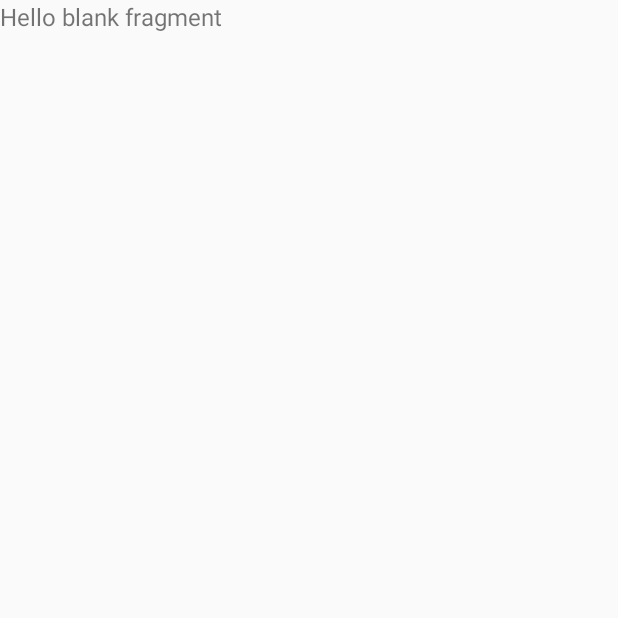
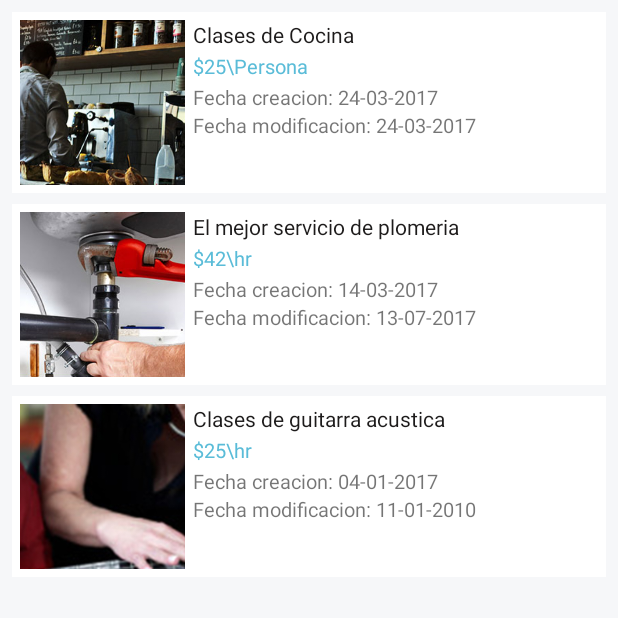
Before and after one commit to NgChiseng/TimePieceApp, an Android app: the fragment ServicesPublicationFragment shown on its own in the app's theme, on a phone screen of 412 x 824 dp, the top half of it. Run offline under Robolectric (Android 15) with nearby library versions, the phone set to English and light mode, and no system bars.

Commit message:
TPA-01 #comment Finished PublicationFragment without item detail.

```diff
--- a/app/src/main/java/com/idbc/ngchiseng/timepieceapp/PublicationFragment.java
+++ b/app/src/main/java/com/idbc/ngchiseng/timepieceapp/PublicationFragment.java
@@ -53,7 +53,7 @@ public class PublicationFragment extends Fragment {
         TabLayout tabLayout = (TabLayout) publicationsView.findViewById(R.id.tabs);
         tabLayout.setupWithViewPager(mViewPager);
 
-        FloatingActionButton fab = (FloatingActionButton) publicationsView.findViewById(R.id.fab);
+        FloatingActionButton fab = (FloatingActionButton) publicationsView.findViewById(R.id.publications_fab);
         fab.setOnClickListener(new View.OnClickListener() {
             @Override
             public void onClick(View view) {
--- a/app/src/main/java/com/idbc/ngchiseng/timepieceapp/ServicesPublicationFragment.java
+++ b/app/src/main/java/com/idbc/ngchiseng/timepieceapp/ServicesPublicationFragment.java
@@ -6,60 +6,76 @@ import android.support.v4.app.Fragment;
 import android.view.LayoutInflater;
 import android.view.View;
 import android.view.ViewGroup;
+import android.widget.ImageView;
+import android.widget.ListView;
+import android.widget.TextView;
+
+import java.util.ArrayList;
 
 
-/**
- * A simple {@link Fragment} subclass.
- * Use the {@link ServicesPublicationFragment#newInstance} factory method to
- * create an instance of this fragment.
- */
 public class ServicesPublicationFragment extends Fragment {
-    // TODO: Rename parameter arguments, choose names that match
-    // the fragment initialization parameters, e.g. ARG_ITEM_NUMBER
-    private static final String ARG_PARAM1 = "param1";
-    private static final String ARG_PARAM2 = "param2";
 
-    // TODO: Rename and change types of parameters
-    private String mParam1;
-    private String mParam2;
+    /*  This will declare the variables that are going to use on the fragment. */
+    private ListView listTabItems;
 
-
-    public ServicesPublicationFragment() {
-        // Required empty public constructor
-    }
-
-    /**
-     * Use this factory method to create a new instance of
-     * this fragment using the provided parameters.
-     *
-     * @param param1 Parameter 1.
-     * @param param2 Parameter 2.
-     * @return A new instance of fragment ServicesPublicationFragment.
+    /*  Method that will onCreate the fragment, inflate its View, link its component, and will return
+    the render to the main Activity.
+        @date[13/07/2017]
+        @author[ChiSeng Ng]
+        @param [LayoutInflater] inflater The layout inflater corresponding of the caller Activity.
+        @param [ViewGroup] container The viewGroup that will content the fragment on the layout.
+        @param [Bundle] savedInstanceState InstanceState of the MainActivity.
+        @return [View] The inflated an rendered view that will show its on the screen.
      */
-    // TODO: Rename and change types and number of parameters
-    public static ServicesPublicationFragment newInstance(String param1, String param2) {
-        ServicesPublicationFragment fragment = new ServicesPublicationFragment();
-        Bundle args = new Bundle();
-        args.putString(ARG_PARAM1, param1);
-        args.putString(ARG_PARAM2, param2);
-        fragment.setArguments(args);
-        return fragment;
-    }
-
-    @Override
-    public void onCreate(Bundle savedInstanceState) {
-        super.onCreate(savedInstanceState);
-        if (getArguments() != null) {
-            mParam1 = getArguments().getString(ARG_PARAM1);
-            mParam2 = getArguments().getString(ARG_PARAM2);
-        }
-    }
-
     @Override
     public View onCreateView(LayoutInflater inflater, ViewGroup container,
                              Bundle savedInstanceState) {
         // Inflate the layout for this fragment
-        return inflater.inflate(R.layout.fragment_services_publication, container, false);
+        final View servicesPublicationView = inflater.inflate(R.layout.fragment_services_publication, container, false);
+
+        // Initialized ArrayList of Announces
+        ArrayList<Announce> data = new ArrayList<Announce>();
+
+        /*  This block will obtain and add the date corresponding to each Announce object on the
+        ArrayList of Announces.
+         */
+        data.add(new Announce(R.drawable.first_item, "Clases de Cocina", "Fecha creacion: 24-03-2017", "Fecha modificacion: 24-03-2017", "$", "25", "Persona"));
+        data.add(new Announce(R.drawable.second_item, "El mejor servicio de plomeria", "Fecha creacion: 14-03-2017", "Fecha modificacion: 13-07-2017", "$", "42", "hr"));
+        data.add(new Announce(R.drawable.third_item, "Clases de guitarra acustica", "Fecha creacion: 04-01-2017", "Fecha modificacion: 11-01-2010", "$", "25", "hr"));
+
+        /*  This will handler the ArrayList of Announces and the data inside its with the screen list
+        and components o widgets, using the AnnouncesAdapter.
+         */
+        listTabItems = (ListView) servicesPublicationView.findViewById(R.id.publication_services_list);
+        listTabItems.setAdapter(new AnnouncesAdapter(getContext(), R.layout.tab_item, data) {
+
+            /* This will implement the abstract method onEntry(Implemented in AnnounceAdapter), with
+            the respective elements and handlers.
+             */
+            @Override
+            public void onEntry(Object entry, View view) {
+
+                if (entry != null){
+
+                    ImageView tabItemImage = (ImageView) view.findViewById(R.id.tab_item_image);
+                    tabItemImage.setImageResource(((Announce) entry).getImage());
+
+                    TextView tabItemTitle = (TextView) view.findViewById(R.id.tab_item_title);
+                    tabItemTitle.setText(((Announce) entry).getAnnounceTitle());
+
+                    TextView tabItemFirstDate = (TextView) view.findViewById(R.id.tab_item_first_date);
+                    tabItemFirstDate.setText(((Announce) entry).getAnnounceOwner());
+
+                    TextView tabItemSecondDate = (TextView) view.findViewById(R.id.tab_item_second_date);
+                    tabItemSecondDate.setText(((Announce) entry).getAnnounceAddress());
+
+                    TextView tabItemPrice = (TextView) view.findViewById(R.id.tab_item_others);
+                    tabItemPrice.setText(((Announce) entry).getAnnouncePriceComplete());
+                }
+            }
+        });
+
+        return servicesPublicationView;
     }
 
 }
--- a/app/src/main/res/layout/fragment_detail.xml
+++ b/app/src/main/res/layout/fragment_detail.xml
@@ -110,7 +110,7 @@
             android:layout_marginBottom="15dp"
             android:layout_marginStart="10dp"
             android:layout_marginEnd="10dp"
-            android:background="@color/announce_banner"
+            android:background="@color/circle1"
             android:textAlignment="center"
             android:textColor="@color/barWhite"
             android:text="@string/detail_shopping"/>
--- a/app/src/main/res/layout/fragment_services_publication.xml
+++ b/app/src/main/res/layout/fragment_services_publication.xml
@@ -4,10 +4,16 @@
     android:layout_height="match_parent"
     tools:context="com.idbc.ngchiseng.timepieceapp.ServicesPublicationFragment">
 
-    <!-- TODO: Update blank fragment layout -->
-    <TextView
+    <ListView
+        android:id="@+id/publication_services_list"
         android:layout_width="match_parent"
         android:layout_height="match_parent"
-        android:text="@string/hello_blank_fragment" />
+        android:background="@color/White"
+        android:divider="@color/White"
+        android:dividerHeight="7dp"
+        android:padding="8dp"
+        android:scrollbarStyle="outsideOverlay">
+
+    </ListView>
 
 </FrameLayout>
--- /dev/null
+++ b/app/src/main/res/layout/tab_item.xml
@@ -0,0 +1,59 @@
+<?xml version="1.0" encoding="utf-8"?>
+<LinearLayout xmlns:android="http://schemas.android.com/apk/res/android"
+    android:orientation="horizontal"
+    android:layout_width="match_parent"
+    android:layout_height="115dp"
+    android:background="@color/barWhite">
+
+    <ImageView
+        android:id="@+id/tab_item_image"
+        android:layout_width="110dp"
+        android:layout_height="110dp"
+        android:layout_margin="5dp"
+        android:scaleType="centerCrop"/>
+
+    <LinearLayout
+        android:layout_width="0dp"
+        android:layout_height="wrap_content"
+        android:layout_weight="1"
+        android:orientation="vertical"
+        android:layout_marginTop="5dp">
+
+        <TextView
+            android:id="@+id/tab_item_title"
+            android:layout_width="wrap_content"
+            android:layout_height="wrap_content"
+            android:textColor="@color/black"
+            android:textSize="14sp"
+            android:maxLines="2"
+            android:ellipsize="end"/>
+
+        <TextView
+            android:id="@+id/tab_item_others"
+            android:layout_width="wrap_content"
+            android:layout_height="wrap_content"
+            android:textColor="@color/announce_banner"
+            android:textSize="13sp"
+            android:paddingTop="2dp"
+            android:maxLines="1"
+            android:ellipsize="end"/>
+
+        <TextView
+            android:id="@+id/tab_item_first_date"
+            android:layout_width="wrap_content"
+            android:layout_height="wrap_content"
+            android:textSize="13sp"
+            android:paddingTop="2dp"
+            android:maxLines="2"
+            android:ellipsize="end"/>
+
+        <TextView
+            android:id="@+id/tab_item_second_date"
+            android:layout_width="wrap_content"
+            android:layout_height="wrap_content"
+            android:textSize="13sp"
+            android:maxLines="2"
+            android:ellipsize="end"/>
+    </LinearLayout>
+
+</LinearLayout>
```
Also changed, not shown: app/src/main/java/com/idbc/ngchiseng/timepieceapp/DonationsPublicationFragment.java (+60 -8 lines), app/src/main/java/com/idbc/ngchiseng/timepieceapp/ProductsPublicationFragment.java (+58 -86 lines), app/src/main/res/layout/activity_publication_fragment.xml (+8 -3 lines), app/src/main/res/layout/fragment_donations_publication.xml (+9 -3 lines), app/src/main/res/layout/fragment_products_publication.xml (+9 -3 lines), app/src/main/ic_add-web.png (added), app/src/main/res/mipmap-hdpi/ic_add.png (added), app/src/main/res/mipmap-mdpi/ic_add.png (added), app/src/main/res/mipmap-xhdpi/ic_add.png (added), app/src/main/res/mipmap-xxhdpi/ic_add.png (added), app/src/main/res/mipmap-xxxhdpi/ic_add.png (added).
